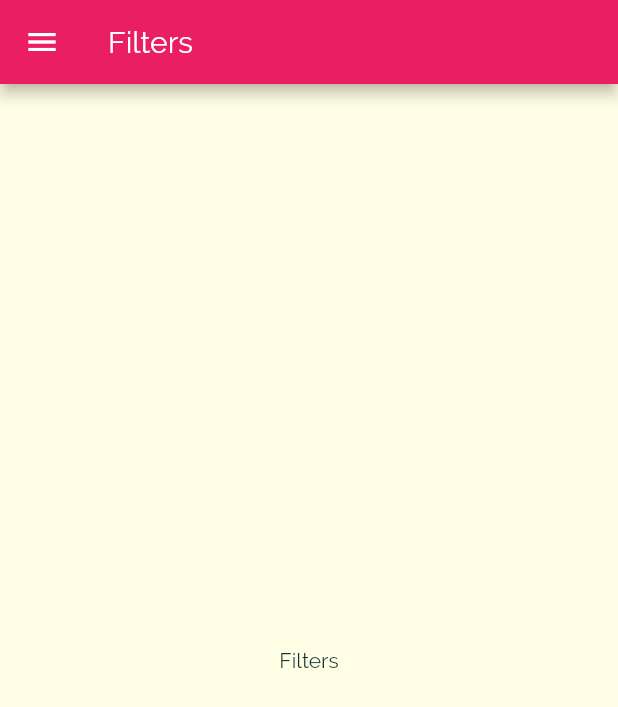
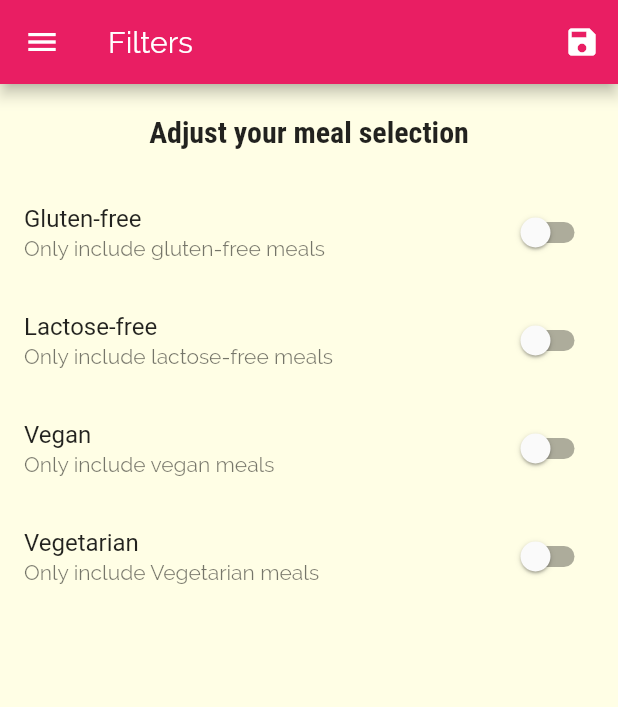
Before and after one commit to hayden-huynh/Flutter-Learning, a Flutter app: the FiltersScreen screen opened by its route, on a phone screen of 412 x 824 dp. Shown: the top 707 px of the screen. Run offline on Flutter 3.47's test engine with Material 2 defaults, Android fonts, the phone set to English and light mode, and no system bars.

Commit message:
Archiving. Nearly finishing Section 7 - Navigation

```diff
--- a/meals_app/lib/main.dart
+++ b/meals_app/lib/main.dart
@@ -1,16 +1,54 @@
 import 'package:flutter/material.dart';
 
+import 'dummy_data.dart';
 import 'screens/filters_screen.dart';
 import 'screens/meal_details_screen.dart';
 import 'screens/tabs_screen.dart';
 import 'screens/category_meals_screen.dart';
 import 'screens/categories_screen.dart';
+import 'models/meal.dart';
 
 void main() {
   runApp(MyApp());
 }
 
-class MyApp extends StatelessWidget {
+class MyApp extends StatefulWidget {
+  @override
+  _MyAppState createState() => _MyAppState();
+}
+
+class _MyAppState extends State<MyApp> {
+  Map<String, bool> _filters = {
+    'gluten': false,
+    'lactose': false,
+    'vegan': false,
+    'vegetarian': false
+  };
+
+  List<Meal> _availableMeals = DUMMY_MEALS;
+
+  void _setFilters(Map<String, bool> filterData) {
+    setState(() {
+      _filters = filterData;
+
+      _availableMeals = DUMMY_MEALS.where((meal) {
+        if (_filters['gluten'] && !meal.isGlutenFree) {
+          return false;
+        }
+        if (_filters['lactose'] && !meal.isLactoseFree) {
+          return false;
+        }
+        if (_filters['vegan'] && !meal.isVegan) {
+          return false;
+        }
+        if (_filters['vegetarian'] && !meal.isVegetarian) {
+          return false;
+        }
+        return true;
+      }).toList();
+    });
+  }
+
   @override
   Widget build(BuildContext context) {
     return MaterialApp(
@@ -40,9 +78,11 @@
       initialRoute: '/', // Default is '/'
       routes: {
         '/': (ctx) => TabsScreen(), // '/' is set as home screen
-        CategoryMealScreen.routeName: (ctx) => CategoryMealScreen(),
+        CategoryMealScreen.routeName: (ctx) =>
+            CategoryMealScreen(_availableMeals),
         MealDetailsScreen.routeName: (ctx) => MealDetailsScreen(),
-        FiltersScreen.routeName: (ctx) => FiltersScreen()
+        FiltersScreen.routeName: (ctx) => FiltersScreen(
+            _filters, _setFilters) // Can pass arguments to screen in this list
       },
       // 'onGenerateRoute': specify the fallback screen to go to when a named screen does not exist
       onGenerateRoute: (settings) {
--- a/meals_app/lib/screens/filters_screen.dart
+++ b/meals_app/lib/screens/filters_screen.dart
@@ -2,19 +2,109 @@
 
 import '../widgets/main_drawer.dart';
 
-class FiltersScreen extends StatelessWidget {
+class FiltersScreen extends StatefulWidget {
   static const routeName = '/filters';
+  final Function saveFilters;
+  final Map<String, bool> currentFilters;
+
+  FiltersScreen(this.currentFilters, this.saveFilters);
+
+  @override
+  _FiltersScreenState createState() => _FiltersScreenState();
+}
+
+class _FiltersScreenState extends State<FiltersScreen> {
+  bool _glutenFree = false;
+  bool _vegetarian = false;
+  bool _vegan = false;
+  bool _lactoseFree = false;
+
+  @override
+  void initState() {
+    _glutenFree = widget.currentFilters['gluten'];
+    _lactoseFree = widget.currentFilters['lactose'];
+    _vegan = widget.currentFilters['vegan'];
+    _vegetarian = widget.currentFilters['vegetarian'];
+    super.initState();
+  }
 
   @override
   Widget build(BuildContext context) {
     return Scaffold(
-      appBar: AppBar(
-        title: Text('Filters'),
-      ),
-      drawer: MainDrawer(),
-      body: Center(
-        child: Text('Filters'),
-      ),
-    );
+        appBar: AppBar(
+          title: Text('Filters'),
+          actions: [
+            IconButton(
+              icon: Icon(Icons.save),
+              onPressed: () {
+                final selectedFilters = {
+                  'gluten': _glutenFree,
+                  'lactose': _lactoseFree,
+                  'vegan': _vegan,
+                  'vegetarian': _vegetarian,
+                };
+                widget.saveFilters(selectedFilters);
+              },
+            ),
+          ],
+        ),
+        drawer: MainDrawer(),
+        body: Column(
+          children: [
+            Container(
+              padding: EdgeInsets.all(20),
+              child: Text(
+                'Adjust your meal selection',
+                style: Theme.of(context).textTheme.headline6,
+              ),
+            ),
+            Expanded(
+              child: ListView(
+                children: [
+                  SwitchListTile(
+                    value: _glutenFree,
+                    onChanged: (newVal) {
+                      setState(() {
+                        _glutenFree = newVal;
+                      });
+                    },
+                    title: Text('Gluten-free'),
+                    subtitle: Text('Only include gluten-free meals'),
+                  ),
+                  SwitchListTile(
+                    value: _lactoseFree,
+                    onChanged: (newVal) {
+                      setState(() {
+                        _lactoseFree = newVal;
+                      });
+                    },
+                    title: Text('Lactose-free'),
+                    subtitle: Text('Only include lactose-free meals'),
+                  ),
+                  SwitchListTile(
+                    value: _vegan,
+                    onChanged: (newVal) {
+                      setState(() {
+                        _vegan = newVal;
+                      });
+                    },
+                    title: Text('Vegan'),
+                    subtitle: Text('Only include vegan meals'),
+                  ),
+                  SwitchListTile(
+                    value: _vegetarian,
+                    onChanged: (newVal) {
+                      setState(() {
+                        _vegetarian = newVal;
+                      });
+                    },
+                    title: Text('Vegetarian'),
+                    subtitle: Text('Only include Vegetarian meals'),
+                  ),
+                ],
+              ),
+            ),
+          ],
+        ));
   }
 }
--- a/meals_app/lib/widgets/main_drawer.dart
+++ b/meals_app/lib/widgets/main_drawer.dart
@@ -42,7 +42,8 @@
               onTap: null,
             ),
             onTap: () {
-              Navigator.of(context).pushNamed('/');
+              Navigator.of(context).pushReplacementNamed(
+                  '/'); // Push new page on and replace the current page with it to avoid memory overflow at some point
             },
           ),
           Divider(),
@@ -62,7 +63,8 @@
               ),
             ),
             onTap: () {
-              Navigator.of(context).pushNamed(FiltersScreen.routeName);
+              Navigator.of(context)
+                  .pushReplacementNamed(FiltersScreen.routeName);
             },
           ),
           Divider(),
```
Also changed, not shown: meals_app/lib/screens/category_meals_screen.dart (+53 -22 lines), meals_app/lib/screens/meal_details_screen.dart (+7 -0 lines), meals_app/lib/widgets/meal_item.dart (+12 -2 lines).
